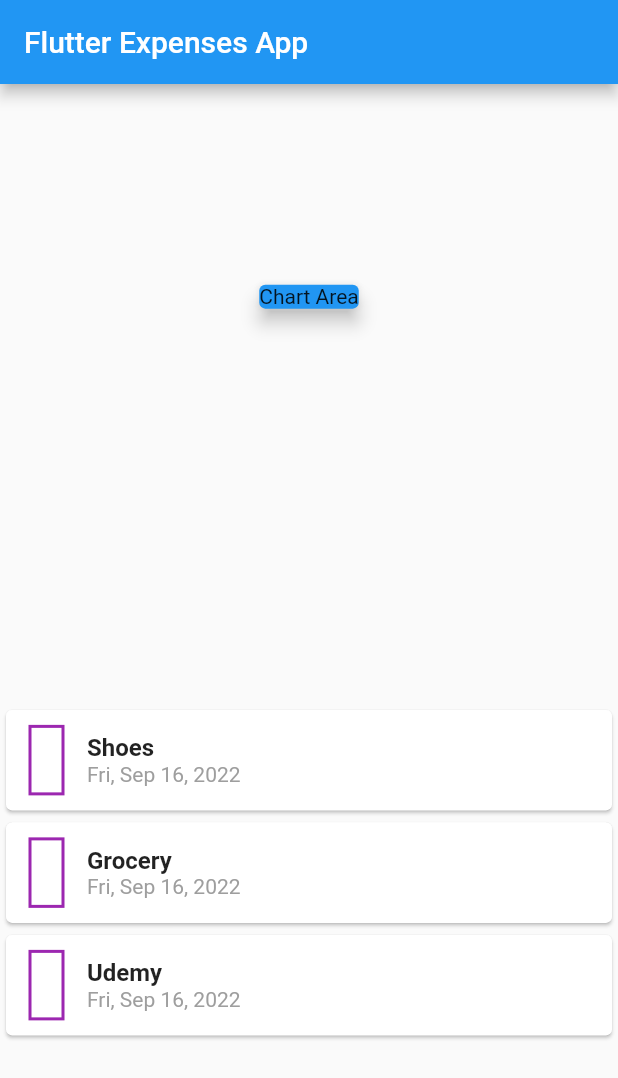
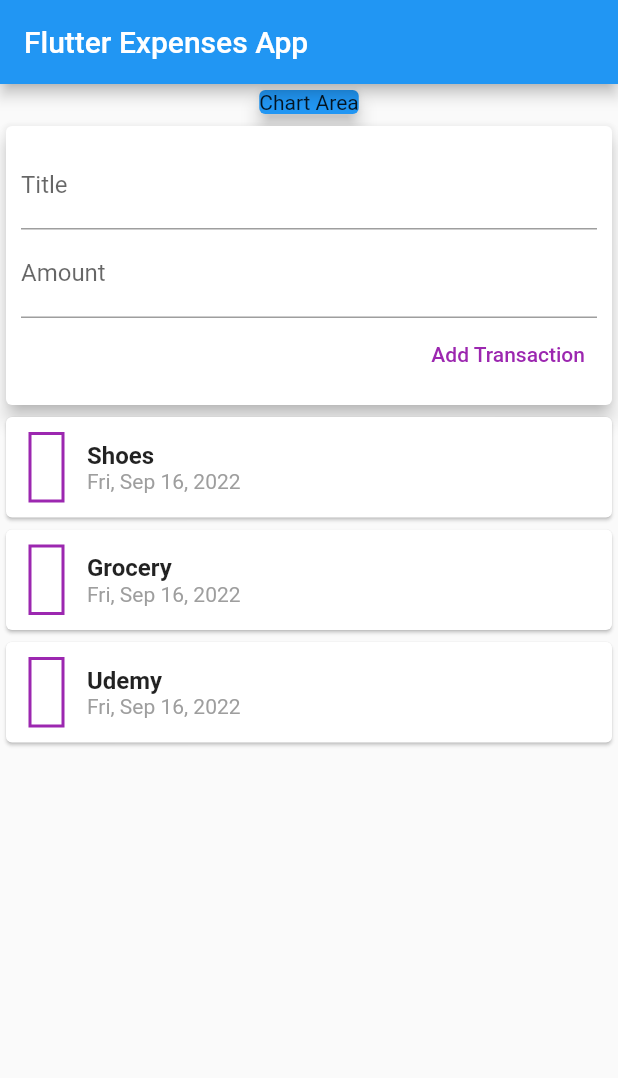
Before and after one commit to arnab/flutter_playground_expenses, a Flutter app: the screen it shows after launch, on a phone screen of 412 x 824 dp. Shown: the top 1078 px of the screen. Run offline on Flutter 3.47's test engine with Material 2 defaults, Android fonts, the phone set to English and light mode, and no system bars; missing offline and left inert: money2.

Commit message:
Input fields to add transaction.

```diff
--- a/lib/main.dart
+++ b/lib/main.dart
@@ -37,7 +37,6 @@ class MyHomePage extends StatelessWidget {
         title: const Text('Flutter Expenses App'),
       ),
       body: Column(
-        mainAxisAlignment: MainAxisAlignment.spaceAround,
         crossAxisAlignment: CrossAxisAlignment.stretch,
         children: [
           Container(
@@ -46,6 +45,30 @@ class MyHomePage extends StatelessWidget {
               color: Colors.blue,
               elevation: 5,
               child: Text('Chart Area'),
+            ),
+          ),
+          Card(
+            elevation: 5,
+            child: Container(
+              padding: const EdgeInsets.all(10),
+              child: Column(
+                crossAxisAlignment: CrossAxisAlignment.end,
+                children: [
+                  const TextField(
+                    decoration: InputDecoration(labelText: 'Title'),
+                  ),
+                  const TextField(
+                    decoration: InputDecoration(labelText: 'Amount'),
+                  ),
+                  TextButton(
+                    onPressed: () {},
+                    style: TextButton.styleFrom(
+                      foregroundColor: Colors.purple,
+                    ),
+                    child: const Text('Add Transaction'),
+                  ),
+                ],
+              ),
             ),
           ),
           Column(
```
